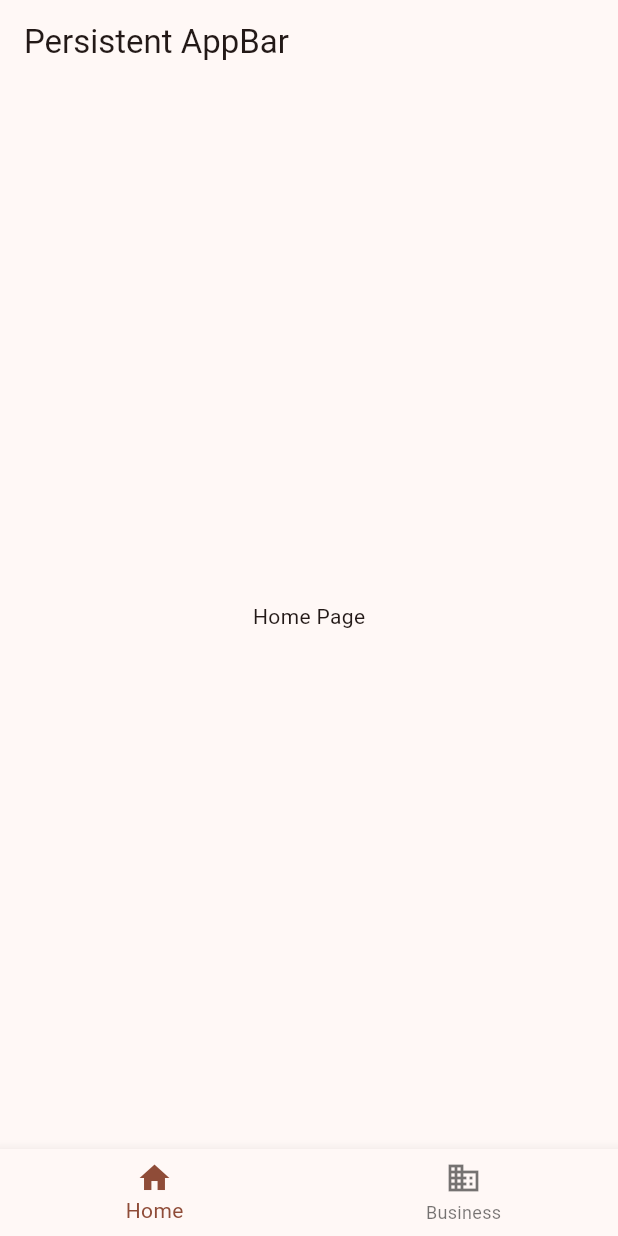
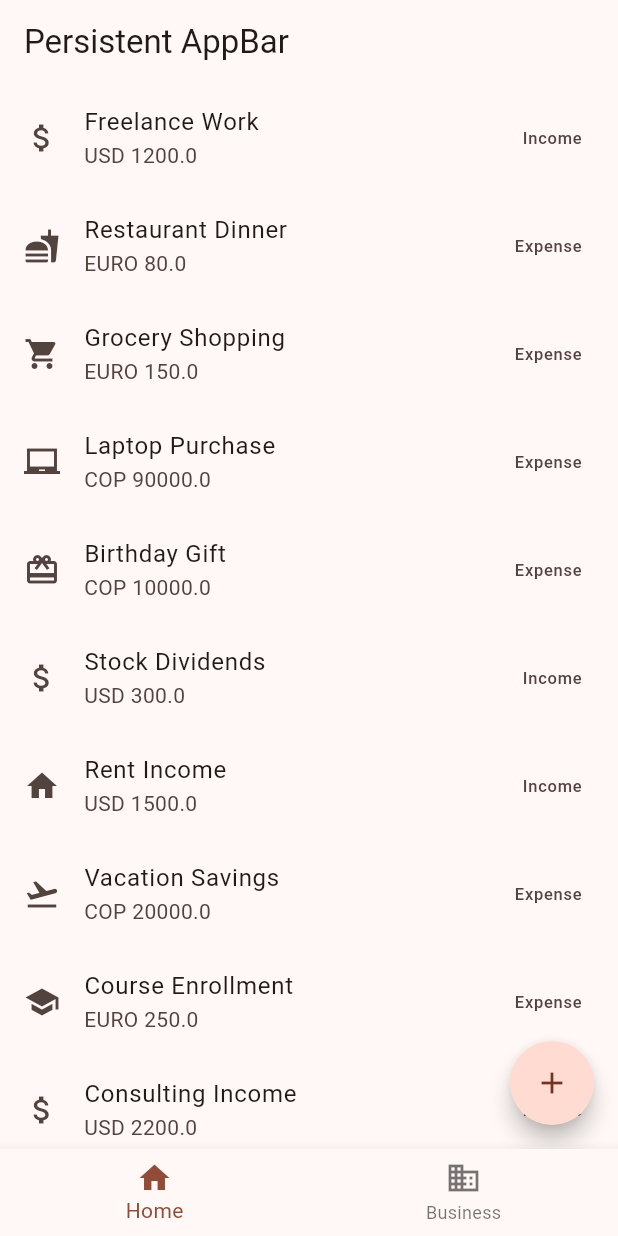
Before and after one commit to JuanJoseJ/money_tracker, a Flutter app: the screen it shows after launch, on a phone screen of 412 x 824 dp. Run offline on Flutter 3.47's test engine with Material 3 defaults, Android fonts, the phone set to English and light mode, and no system bars.

Commit message:
Feat: Finish button to add money movements

```diff
--- a/lib/main.dart
+++ b/lib/main.dart
@@ -1,8 +1,11 @@
 import 'package:flutter/material.dart';
 import 'package:money_tracker/main_scaffold.dart';
+import 'package:money_tracker/provider.dart';
+import 'package:provider/provider.dart';
 
 void main() {
-  runApp(const MyApp());
+  runApp(ChangeNotifierProvider(
+      create: (context) => MainProvider(), child: const MyApp()));
 }
 
 class MyApp extends StatelessWidget {
--- a/lib/navigator.dart
+++ b/lib/navigator.dart
@@ -1,24 +1,24 @@
 import 'package:flutter/material.dart';
-import 'package:money_tracker/pages/data_page.dart';
-import 'package:money_tracker/pages/home_page.dart';
+import 'package:money_tracker/pages/graphs/data_page.dart';
+import 'package:money_tracker/pages/home/home_page.dart';
 
 class MyNavigator extends StatelessWidget {
   const MyNavigator({
     super.key,
-    required GlobalKey<NavigatorState> navigatorKey,
-  }) : _navigatorKey = navigatorKey;
+    required this.navigatorKey,
+  });
 
-  final GlobalKey<NavigatorState> _navigatorKey;
+  final GlobalKey<NavigatorState> navigatorKey;
 
   @override
   Widget build(BuildContext context) {
     return Navigator(
-      key: _navigatorKey,
+      key: navigatorKey,
       onGenerateRoute: (settings) {
         WidgetBuilder builder;
         switch (settings.name) {
           case '/':
-            builder = (BuildContext context) => const HomePage();
+            builder = (BuildContext context) => HomePage();
             break;
           case '/business':
             builder = (BuildContext context) => const BusinessPage();
--- /dev/null
+++ b/lib/pages/home/home_page.dart
@@ -0,0 +1,25 @@
+import 'package:flutter/material.dart';
+import 'package:money_tracker/pages/home/add_form.dart';
+import 'package:money_tracker/pages/home/movements_list.dart';
+import 'package:money_tracker/provider.dart';
+import 'package:provider/provider.dart';
+
+class HomePage extends StatelessWidget {
+  HomePage({super.key});
+
+  @override
+  Widget build(BuildContext context) {
+
+    final provider = Provider.of<MainProvider>(context);
+
+    return Scaffold(
+      body: MovementsList(movements: provider.movements),
+      floatingActionButton: FloatingActionButton(
+        tooltip: 'Add New Movement',
+        shape: const CircleBorder(),
+        onPressed: () => showAddMoneyMovementBottomSheet(context),
+        child: const Icon(Icons.add),
+      ),
+    );
+  }
+}
--- /dev/null
+++ b/lib/pages/home/movements_list.dart
@@ -0,0 +1,38 @@
+import 'package:flutter/material.dart';
+import 'package:money_tracker/util/movement.dart';
+
+class MovementsList extends StatelessWidget {
+  const MovementsList({
+    super.key,
+    required this.movements,
+  });
+
+  final List<MoneyMovement> movements;
+
+  @override
+  Widget build(BuildContext context) {
+    return ListView.builder(
+      itemCount: movements.length,
+      itemBuilder: (context, index) {
+        return MoneyMovementTile(movement: movements[index]);
+      },
+    );
+  }
+}
+
+class MoneyMovementTile extends StatelessWidget {
+  final MoneyMovement movement;
+
+  const MoneyMovementTile({Key? key, required this.movement}) : super(key: key);
+
+  @override
+  Widget build(BuildContext context) {
+    return ListTile(
+      leading: Icon(movement.icon),
+      title: Text(movement.name),
+      subtitle: Text('${movement.monetaryUnit} ${movement.amount.toString()}'),
+      trailing: Text(
+          movement.movementType == MovementType.income ? 'Income' : 'Expense'),
+    );
+  }
+}
--- a/lib/pages/home_page.dart
+++ /dev/null
@@ -1,10 +0,0 @@
-import 'package:flutter/material.dart';
-
-class HomePage extends StatelessWidget {
-  const HomePage({super.key});
-
-  @override
-  Widget build(BuildContext context) {
-    return Center(child: Text('Home Page'));
-  }
-}
--- /dev/null
+++ b/lib/provider.dart
@@ -0,0 +1,11 @@
+import 'package:flutter/foundation.dart';
+import 'package:money_tracker/util/movement.dart';
+
+class MainProvider extends ChangeNotifier {
+  List<MoneyMovement> _movements = mockMoneyMovements;
+  List<MoneyMovement> get movements => _movements;
+  void updateMovements(List<MoneyMovement> newMovements) {
+    _movements = newMovements;
+    notifyListeners();
+  }
+}
--- /dev/null
+++ b/lib/util/movement.dart
@@ -0,0 +1,97 @@
+import 'package:flutter/material.dart';
+
+class MoneyMovement {
+  final IconData icon;
+  final String name;
+  final MovementType movementType;
+  final String? description;
+  final double amount;
+  final String monetaryUnit;
+
+  MoneyMovement({
+    required this.icon,
+    required this.name,
+    required this.movementType,
+    this.description,
+    required this.amount,
+    required this.monetaryUnit,
+  });
+}
+
+enum MovementType {
+  income,
+  expense,
+}
+
+final List<MoneyMovement> mockMoneyMovements = [
+  MoneyMovement(
+    icon: Icons.attach_money,
+    name: 'Freelance Work',
+    movementType: MovementType.income,
+    amount: 1200.0,
+    monetaryUnit: 'USD',
+  ),
+  MoneyMovement(
+    icon: Icons.fastfood,
+    name: 'Restaurant Dinner',
+    movementType: MovementType.expense,
+    amount: 80.0,
+    monetaryUnit: 'EURO',
+  ),
+  MoneyMovement(
+    icon: Icons.shopping_cart,
+    name: 'Grocery Shopping',
+    movementType: MovementType.expense,
+    amount: 150.0,
+    monetaryUnit: 'EURO',
+  ),
+  MoneyMovement(
+    icon: Icons.laptop_chromebook,
+    name: 'Laptop Purchase',
+    movementType: MovementType.expense,
+    amount: 90000.0,
+    monetaryUnit: 'COP',
+  ),
+  MoneyMovement(
+    icon: Icons.card_giftcard,
+    name: 'Birthday Gift',
+    movementType: MovementType.expense,
+    amount: 10000.0,
+    monetaryUnit: 'COP',
+  ),
+  MoneyMovement(
+    icon: Icons.attach_money,
+    name: 'Stock Dividends',
+    movementType: MovementType.income,
+    amount: 300.0,
+    monetaryUnit: 'USD',
+  ),
+  MoneyMovement(
+    icon: Icons.home,
+    name: 'Rent Income',
+    movementType: MovementType.income,
+    amount: 1500.0,
+    monetaryUnit: 'USD',
+  ),
+  MoneyMovement(
+    icon: Icons.flight_takeoff,
+    name: 'Vacation Savings',
+    movementType: MovementType.expense,
+    amount: 20000.0,
+    monetaryUnit: 'COP',
+  ),
+  MoneyMovement(
+    icon: Icons.school,
+    name: 'Course Enrollment',
+    movementType: MovementType.expense,
+    amount: 250.0,
+    monetaryUnit: 'EURO',
+  ),
+  MoneyMovement(
+    icon: Icons.attach_money,
+    name: 'Consulting Income',
+    movementType: MovementType.income,
+    amount: 2200.0,
+    monetaryUnit: 'USD',
+  ),
+];
--- a/pubspec.yaml
+++ b/pubspec.yaml
@@ -35,6 +35,8 @@ dependencies:
   # The following adds the Cupertino Icons font to your application.
   # Use with the CupertinoIcons class for iOS style icons.
   cupertino_icons: ^1.0.2
+  provider: ^6.1.2
+  hive: ^2.2.3
 
 dev_dependencies:
   flutter_test:
```
Also changed, not shown: lib/pages/home/add_form.dart (added, +175 -0 lines), lib/util/icons.dart (added, +34 -0 lines), lib/pages/graphs/data_page.dart (renamed from lib/pages/data_page.dart), pubspec.lock.
